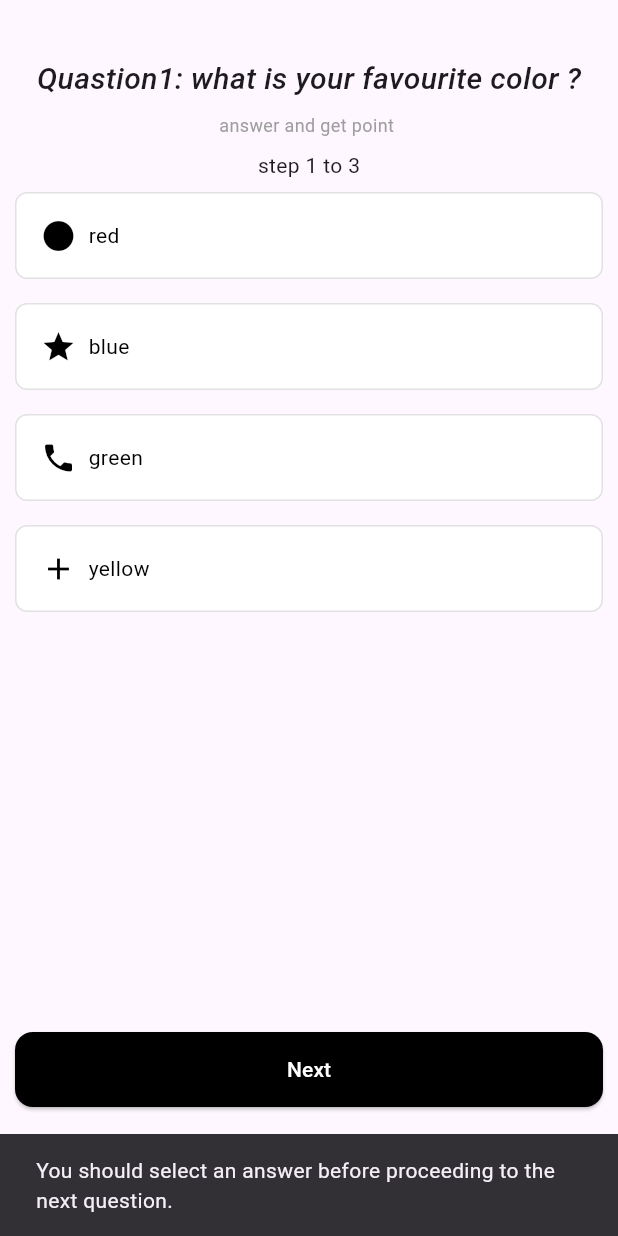
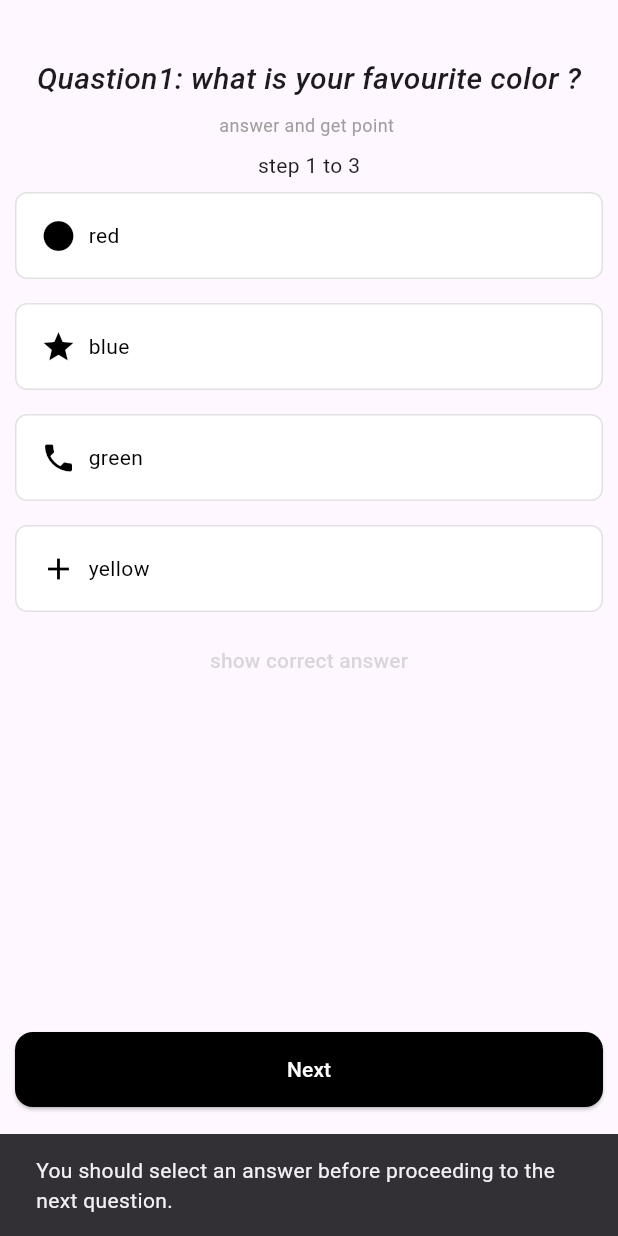
Before and after one commit to haneen-daoud/Simple-Quiz-app, a Flutter app: the screen it shows after launch, after a tap on "Next", on a phone screen of 412 x 824 dp. Run offline on Flutter 3.47's test engine with Material 3 defaults, Android fonts, the phone set to English and light mode, and no system bars.

Commit message:
add viewAnswer btn

```diff
--- a/lib/pages/home_page.dart
+++ b/lib/pages/home_page.dart
@@ -19,7 +19,8 @@ class _MyHomePageState extends State<MyHomePage> {
   int quastionIndex = 0;
   int score = 0;
   String selectedAnswer = '';
-  bool isclick=false;
+  bool isclick = false;
+  bool viewAnswer = false;
 
   //we made a widget to reduce the duplication in code and enhance performance haneen
   Widget answerButton({required String text, required VoidCallback onPressed}) {
@@ -45,7 +46,6 @@ class _MyHomePageState extends State<MyHomePage> {
           child: !isFinished
               ? Column(
                   children: [
-
                     const SizedBox(
                       height: 8,
                     ),
@@ -70,10 +70,10 @@ class _MyHomePageState extends State<MyHomePage> {
                     const SizedBox(
                       height: 8,
                     ),
-                      Text('step ${quastionIndex+1} to ${quastionWithAnswers.length}'),
+                    Text(
+                        'step ${quastionIndex + 1} to ${quastionWithAnswers.length}'),
                     Column(
-                        children:
-                         quastionWithAnswers[quastionIndex]
+                      children: quastionWithAnswers[quastionIndex]
                           .answers
                           .map((answer) => AnswerWidgetItem(
                               answer: answer,
@@ -81,14 +81,35 @@ class _MyHomePageState extends State<MyHomePage> {
                               onTap: () {
                                 setState(() {
                                   selectedAnswer = answer.text;
-                                    isclick=true;
+                                  isclick = true;
                                 });
                               }))
                           .toList(),
                     ),
+                    TextButton(
+                      style: TextButton.styleFrom(
+                        foregroundColor: Colors.pink,
+                        disabledForegroundColor: Colors.grey.withOpacity(0.38),
+                      ),
+                      onPressed: isclick?() {
+                        setState(() {
+                          if(isclick){
+                          viewAnswer = true;
+                          }
+                          else{
+                            viewAnswer=false;
+                          }
+                        });
+                      }:null,
+                      child: const Text('show correct answer'),
+                    ),
+                    if (viewAnswer&&isclick)
+                      Text(quastionWithAnswers[quastionIndex].correctAnswer),
+
                     const Spacer(),
-                    MainButton( text :'Next',
-                    onTap:(){
+                    MainButton(
+                        text: 'Next',
+                        onTap: () {
                           setState(() {
                             if (selectedAnswer ==
                                 quastionWithAnswers[quastionIndex]
@@ -97,37 +118,26 @@ class _MyHomePageState extends State<MyHomePage> {
                             }
 
                             if (quastionIndex <
-                                  quastionWithAnswers.length - 1 ) {
-
-
-                                if(isclick){
+                                quastionWithAnswers.length - 1) {
+                              if (isclick) {
                                 quastionIndex++;
-                                isclick=false;
-
-                                }
-                                else{
+                                isclick = false;
+                              } else {
                                 ScaffoldMessenger.of(context).showSnackBar(
-
                                   const SnackBar(
-                                  content:  Text('You should select an answer before proceeding to the next question.')
-
-                                    ),
-
+                                      content: Text(
+                                          'You should select an answer before proceeding to the next question.')),
                                 );
-
-                                }
-                              } else{
-                                isFinished = true;
                               }
 
 
+                                viewAnswer = false;
 
-
-
+                            } else {
+                              isFinished = true;
+                            }
                           });
-
-                    }) ,
-
+                        }),
                     const SizedBox(height: 8),
                     TextButton(
                         onPressed: () {
```
Lines whose indentation alone changed are shown as unchanged.
